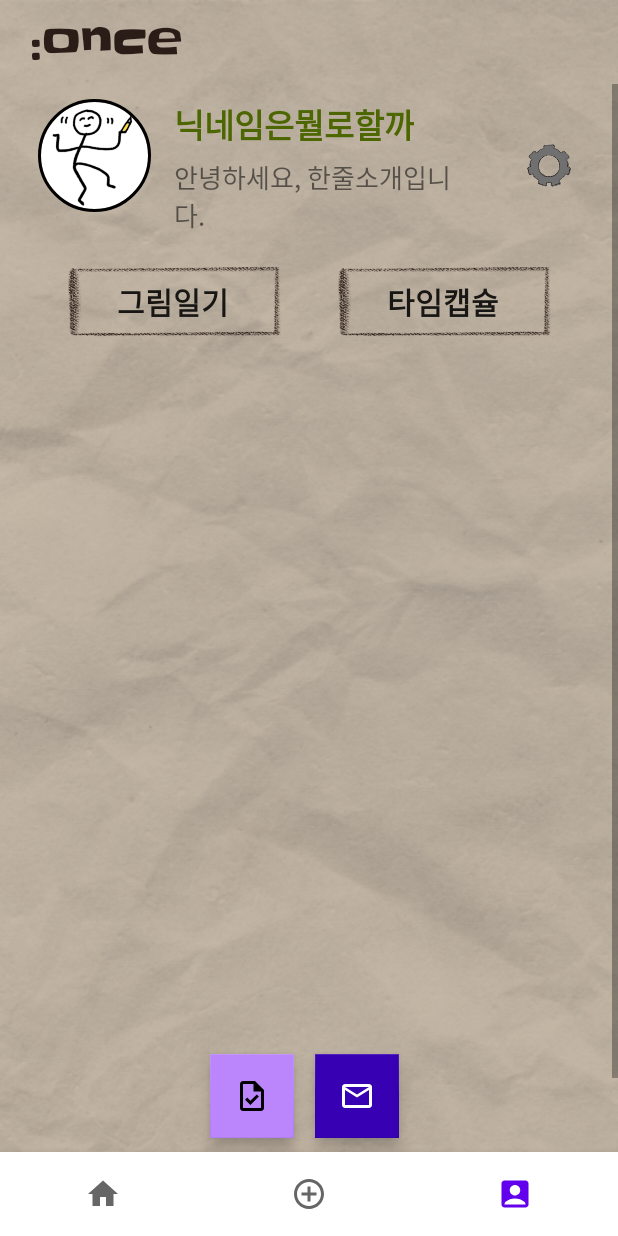
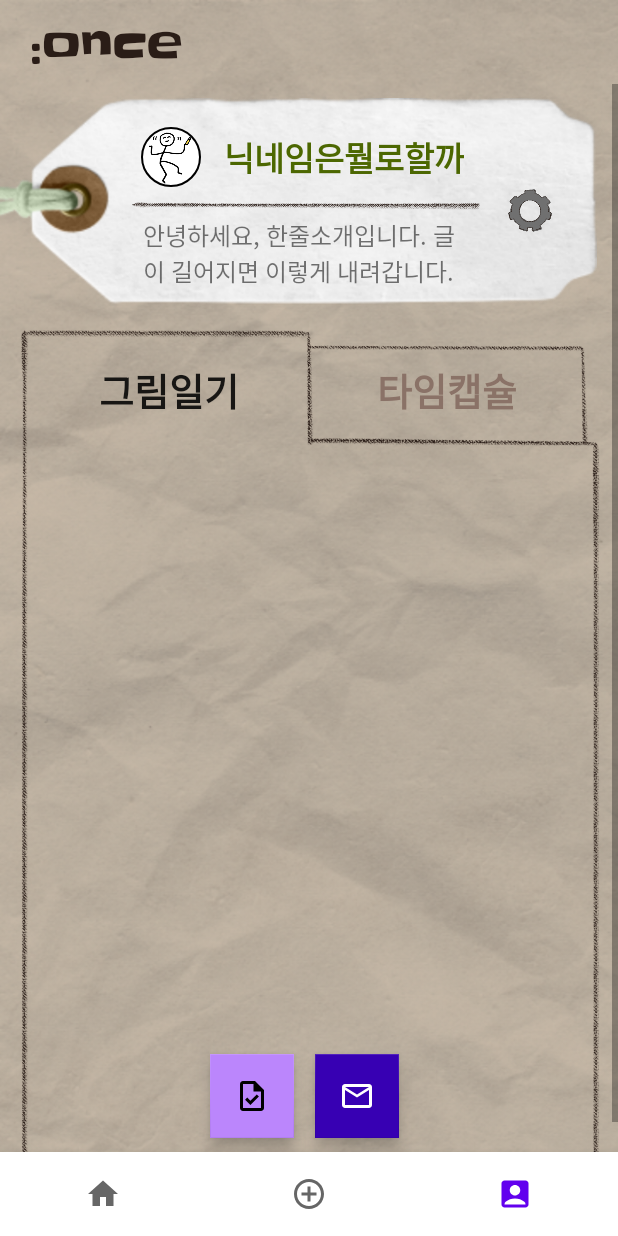
Before and after one commit to UzzerDiyonce/once, an Android app: the screen it shows after launch (MainActivity), item 3 of the bottom bar chosen, on a phone screen of 412 x 824 dp. Run offline under Robolectric (Android 15) with nearby library versions, the phone set to English and light mode, and no system bars; our stand-ins replace CircleImageView, Firebase (no records; nobody signed in at launch, a user with empty details on screens opened directly); 1 statement that could not run was skipped.

Commit message:
마이페이지 ui 적용

```diff
--- a/app/src/main/java/com/example/once/MyPage.kt
+++ b/app/src/main/java/com/example/once/MyPage.kt
@@ -6,17 +6,25 @@ import android.view.LayoutInflater
 import android.view.View
 import android.view.ViewGroup
 import android.widget.Button
+import android.widget.ImageButton
 import android.widget.LinearLayout
 
 class MyPage : Fragment() {
+
+    @Override
+    override fun onCreate(savedInstanceState: Bundle?) {
+        super.onCreate(savedInstanceState)
+        setHasOptionsMenu(true)
+    }
 
     @Override
     override fun onCreateView(
         inflater: LayoutInflater, container: ViewGroup?,
         savedInstanceState: Bundle?
     ): View? {
-        val mypage_view = inflater.inflate(R.layout.my_page, container, false)
+        val view = inflater.inflate(R.layout.my_page, container, false)
+        var myBtn : Button = view.findViewById(R.id.mypage_btnList)
 
-        return mypage_view
+        return view
     }
 }
--- a/app/src/main/res/layout/my_page.xml
+++ b/app/src/main/res/layout/my_page.xml
@@ -19,7 +19,7 @@
             android:layout_width="match_parent"
             android:layout_height="wrap_content"
             android:layout_marginStart="20dp"
-            android:layout_gravity="center_vertical"
+            android:layout_marginTop="8dp"
             android:fontFamily="@font/slackey_regular"
             android:text=":once"
             android:textColor="#2A1D17"
@@ -40,79 +40,67 @@
             android:layout_below="@+id/mp_toolbar">
 
             <LinearLayout
+                android:layout_width="match_parent"
+                android:layout_height="144dp"
+                android:layout_marginTop="5dp"
+                android:layout_gravity="center_horizontal"
+                android:background="@drawable/mypage_nametag"
+                android:orientation="vertical">
+                <!--나중에 이미지 DB 연결해서 수정-->
+
+                <LinearLayout
                     android:layout_width="wrap_content"
                     android:layout_height="wrap_content"
-                android:layout_marginTop="10dp"
-                android:layout_gravity="center_horizontal"
+                    android:layout_marginTop="23dp"
+                    android:layout_marginLeft="94dp"
                     android:orientation="horizontal">
-                <!--나중에 이미지 DB 연결해서 수정-->
+
                     <de.hdodenhof.circleimageview.CircleImageView
                         android:id="@+id/mypage_profImage"
-                    android:layout_width="75dp"
-                    android:layout_height="75dp"
+                        android:layout_width="40dp"
+                        android:layout_height="40dp"
                         android:layout_marginRight="15dp"
                         android:background="@android:color/transparent"
                         android:src="@drawable/mypage_profile_img"
                         app:civ_border_color="#000000"
                         app:civ_border_overlay="true"
-                    app:civ_border_width="2dp" />
-
-                <LinearLayout
-                    android:layout_width="wrap_content"
-                    android:layout_height="wrap_content"
-                    android:layout_gravity="center"
-                    android:orientation="vertical">
+                        app:civ_border_width="1dp" />
 
                     <!--나중에 닉네임 DB 연결해서 수정-->
                     <TextView
                         android:id="@+id/mypage_profNickname"
                         android:layout_width="wrap_content"
                         android:layout_height="wrap_content"
-                        android:layout_marginBottom="6dp"
                         android:text="닉네임은뭘로할까"
+                        android:layout_gravity="center_vertical"
                         android:fontFamily="@font/font_lee"
                         android:textColor="#4C6701"
                         android:textSize="22sp"
                         android:textStyle="bold" />
+                </LinearLayout>
 
-                    <!--나중에 팔로워/팔로잉 DB 연결해서 수정-->
-                    <LinearLayout
-                        android:layout_width="wrap_content"
+                <ImageView
+                    android:layout_width="235dp"
                     android:layout_height="wrap_content"
-                        android:orientation="horizontal">
+                    android:layout_marginLeft="85dp"
+                    android:src="@drawable/division_line"/>
 
                 <TextView
-                            android:id="@+id/mypage_profFollower"
-                            android:layout_width="200dp"
+                    android:id="@+id/mypage_profIntro"
+                    android:layout_width="210dp"
                     android:layout_height="wrap_content"
-                            android:layout_marginRight="20dp"
-                            android:text="안녕하세요, 한줄소개입니다."
+                    android:layout_marginTop="-5dp"
+                    android:layout_marginLeft="95dp"
+                    android:text="안녕하세요, 한줄소개입니다. 글이 길어지면 이렇게 내려갑니다."
                     android:fontFamily="@font/font_lee"
-                            android:textSize="17sp" />
-
-                        <!--<TextView
-                            android:id="@+id/mypage_profFollower"
-                            android:layout_width="wrap_content"
-                            android:layout_height="wrap_content"
-                            android:layout_marginRight="20dp"
-                            android:text="팔로워 00명"
-                            android:fontFamily="@font/font_lee"
-                            android:textSize="17sp" />
-
-                        <TextView
-                            android:id="@+id/mypage_profFollowing"
-                            android:layout_width="wrap_content"
-                            android:layout_height="wrap_content"
-                            android:text="팔로잉 00명"
-                            android:fontFamily="@font/font_lee"
-                            android:textSize="17sp" />-->
-                    </LinearLayout>
-                </LinearLayout>
+                    android:textSize="16sp" />
 
                 <ImageButton
+                    android:id="@+id/mypage_setting"
                     android:layout_width="40dp"
                     android:layout_height="40dp"
-                    android:layout_marginLeft="10dp"
+                    android:layout_marginLeft="333dp"
+                    android:layout_marginTop="-72dp"
                     android:layout_gravity="center_vertical"
                     android:background="@android:color/transparent"
                     android:padding="0sp"
@@ -125,7 +113,7 @@
                 android:layout_width="wrap_content"
                 android:layout_height="wrap_content"
                 android:layout_gravity="center_horizontal"
-                android:layout_marginTop="20dp"
+                android:layout_marginTop="30dp"
                 android:orientation="horizontal">
 
                 <Button
@@ -133,11 +121,12 @@
                     android:layout_width="150dp"
                     android:layout_height="50dp"
                     android:layout_gravity="left"
-                    android:layout_marginRight="30dp"
-                    android:background="@drawable/button_rectangle"
+                    android:layout_marginRight="35dp"
+                    android:background="#00ff0000"
                     android:text="그림일기"
+                    android:layout_weight="1"
                     android:fontFamily="@font/font_lee"
-                    android:textSize="20sp"
+                    android:textSize="25sp"
                     android:textStyle="bold" />
 
                 <Button
@@ -145,10 +134,12 @@
                     android:layout_width="150dp"
                     android:layout_height="50dp"
                     android:layout_gravity="right"
-                    android:background="@drawable/button_rectangle"
+                    android:background="#00ff0000"
                     android:text="타임캡슐"
+                    android:layout_weight="1"
                     android:fontFamily="@font/font_lee"
-                    android:textSize="20sp"
+                    android:textSize="25sp"
+                    android:textColor="#8A7267"
                     android:textStyle="bold" />
             </LinearLayout>
             <!--<Button
@@ -157,13 +148,19 @@
                 android:layout_height="wrap_content"
                 android:text="로그아웃"/>-->
 
+            <ImageView
+                android:layout_width="match_parent"
+                android:layout_height="700dp"
+                android:layout_marginTop="-77dp"
+                android:src="@drawable/mypage_box_outline"
+                android:scaleType="centerCrop"></ImageView>
             <!--이쪽에 프래그먼트 추가-->
             <FrameLayout
                 android:id="@+id/mypage_container"
                 android:layout_width="match_parent"
-                android:layout_height="700dp"
-                android:layout_marginTop="20dp"
-                android:layout_below="@+id/mypage_btnList">
+                android:layout_height="550dp"
+                android:layout_marginHorizontal="30dp"
+                android:layout_marginTop="-580dp">
             </FrameLayout>
         </LinearLayout>
     </ScrollView>
--- /dev/null
+++ b/app/src/main/res/menu/mypage_menu.xml
@@ -0,0 +1,13 @@
+<?xml version="1.0" encoding="utf-8"?>
+<menu xmlns:android="http://schemas.android.com/apk/res/android">
+    <item
+        android:id="@+id/item_mypage_diary"
+        android:enabled="true"
+        android:icon="@drawable/ic_baseline_home_24"
+        android:title="내 그림일기" />
+    <item
+        android:id="@+id/item_mypage_capsule"
+        android:enabled="true"
+        android:icon="@drawable/ic_baseline_add_circle_outline_24"
+        android:title="내 타임캡슐" />
+</menu>
```
Also changed, not shown: app/src/main/res/drawable/division_line.png (added), app/src/main/res/drawable/mypage_box_outline.png (added), app/src/main/res/drawable/mypage_nametag.png (added). Lines whose indentation alone changed are shown as unchanged.
